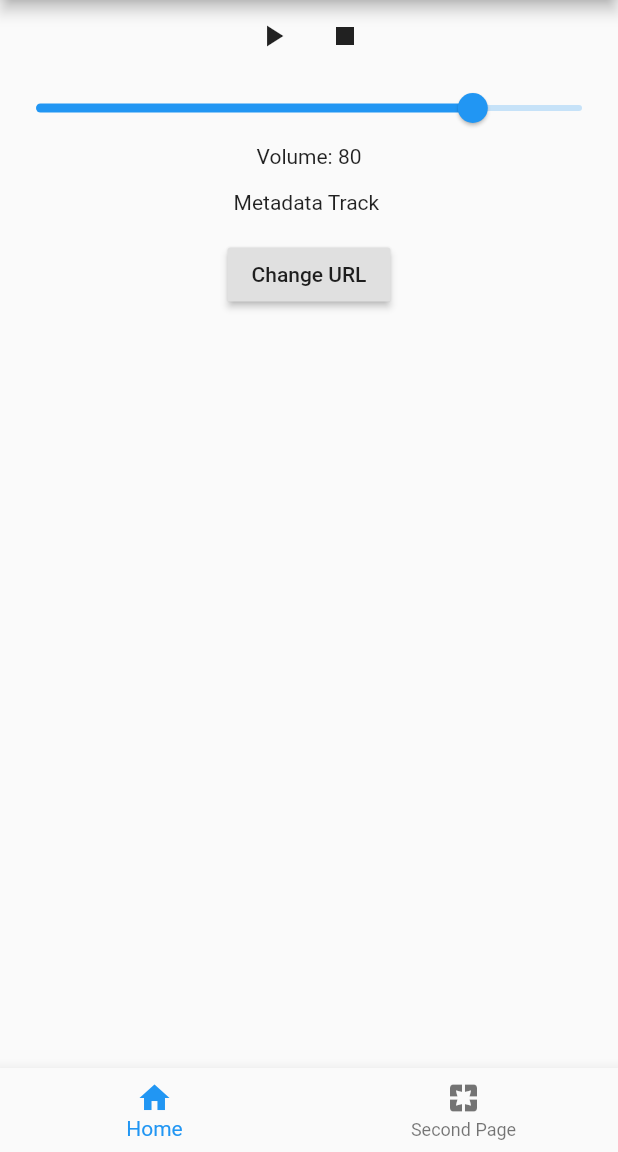
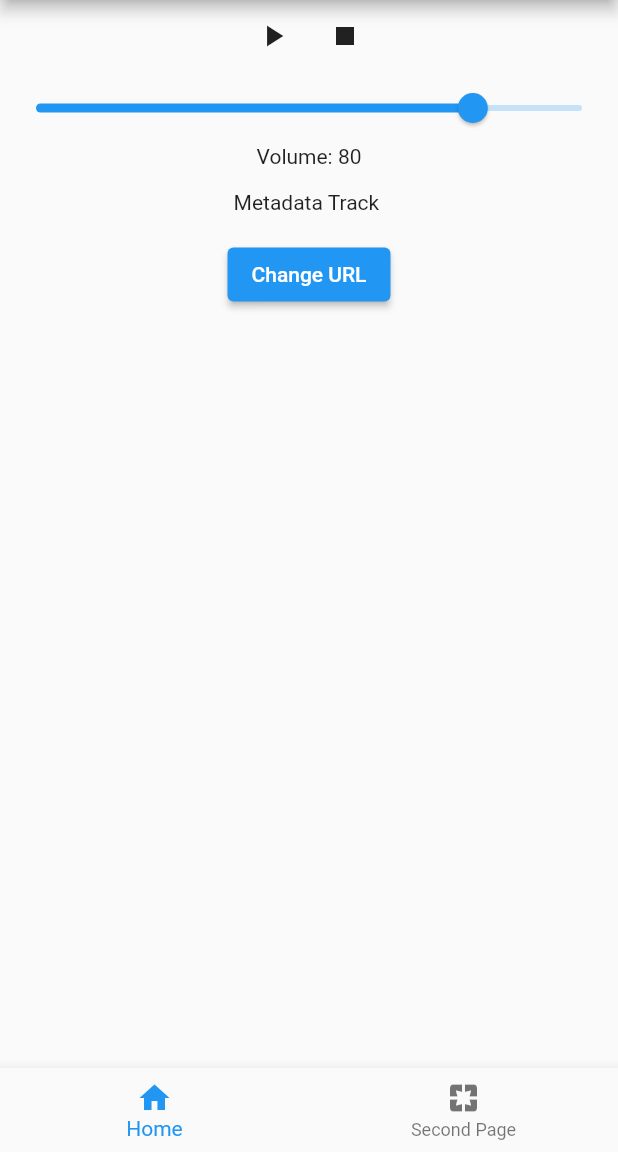
Before and after one commit to Sithira/FlutterRadioPlayer, a Flutter app: the screen it shows after launch, after a tap on "Change URL", on a phone screen of 412 x 824 dp, the part 84-1236 px from its top. Run offline on Flutter 3.47's test engine with Material 2 defaults, Android fonts, the light colour scheme and no system bars.

Commit message:
Feat: Updating to null safety

```diff
--- a/example/lib/main.dart
+++ b/example/lib/main.dart
@@ -3,14 +3,11 @@ import 'dart:async';
 import 'package:flutter/material.dart';
 import 'package:flutter/services.dart';
 import 'package:flutter_radio_player/flutter_radio_player.dart';
-import 'package:flutter_radio_player_example/test_page.dart';
 
 void main() => runApp(MyApp());
 
 class MyApp extends StatefulWidget {
-  var playerState = FlutterRadioPlayer.flutter_radio_paused;
-
-  var volume = 0.8;
+  final playerState = FlutterRadioPlayer.flutter_radio_paused;
 
   @override
   _MyAppState createState() => _MyAppState();
@@ -18,10 +15,7 @@ class MyApp extends StatefulWidget {
 
 class _MyAppState extends State<MyApp> {
   int _currentIndex = 0;
-  final List<Widget> _children = [
-    new MyApp(),
-  ];
-
+  double volume = 0.8;
   FlutterRadioPlayer _flutterRadioPlayer = new FlutterRadioPlayer();
 
   @override
@@ -33,7 +27,11 @@ class _MyAppState extends State<MyApp> {
   Future<void> initRadioService() async {
     try {
       await _flutterRadioPlayer.init(
-          "Flutter Radio Example", "Live", "http://perseus.shoutca.st:9899/stream?type=http&nocache=1906", "false");
+        "Flutter Radio Example",
+        "Live",
+        "http://perseus.shoutca.st:9899/stream?type=http&nocache=1906",
+        "false",
+      );
     } on PlatformException {
       print("Exception occurred while trying to register the services.");
     }
@@ -58,20 +56,24 @@ class _MyAppState extends State<MyApp> {
                   print("object data: " + returnData);
                   switch (returnData) {
                     case FlutterRadioPlayer.flutter_radio_stopped:
-                        return RaisedButton(
+                      return ElevatedButton(
+                        style: ElevatedButton.styleFrom(),
                         child: Text("Start listening now"),
                         onPressed: () async {
                           await initRadioService();
-                            });
+                        },
+                      );
                       break;
                     case FlutterRadioPlayer.flutter_radio_loading:
                       return Text("Loading stream...");
                     case FlutterRadioPlayer.flutter_radio_error:
-                        return RaisedButton(
+                      return ElevatedButton(
+                        style: ElevatedButton.styleFrom(),
                         child: Text("Retry ?"),
                         onPressed: () async {
                           await initRadioService();
-                            });
+                        },
+                      );
                       break;
                     default:
                       return Row(
@@ -85,28 +87,36 @@ class _MyAppState extends State<MyApp> {
                               await _flutterRadioPlayer.playOrPause();
                             },
                             icon: snapshot.data ==
-                                          FlutterRadioPlayer
-                                              .flutter_radio_playing
+                                    FlutterRadioPlayer.flutter_radio_playing
                                 ? Icon(Icons.pause)
-                                      : Icon(Icons.play_arrow)),
+                                : Icon(Icons.play_arrow),
+                          ),
                           IconButton(
                             onPressed: () async {
                               await _flutterRadioPlayer.stop();
                             },
-                                  icon: Icon(Icons.stop))
-                            ]);
+                            icon: Icon(Icons.stop),
+                          )
+                        ],
+                      );
                       break;
                   }
-                  }),
+                },
+              ),
               Slider(
-                  value: widget.volume,
+                value: volume,
                 min: 0,
                 max: 1.0,
-                  onChanged: (value) => setState(() {
-                        widget.volume = value;
-                        _flutterRadioPlayer.setVolume(widget.volume);
-                      })),
-              Text("Volume: " + (widget.volume * 100).toStringAsFixed(0)),
+                onChanged: (value) => setState(
+                  () {
+                    volume = value;
+                    _flutterRadioPlayer.setVolume(volume);
+                  },
+                ),
+              ),
+              Text(
+                "Volume: " + (volume * 100).toStringAsFixed(0),
+              ),
               SizedBox(
                 height: 15,
               ),
@@ -116,10 +126,18 @@ class _MyAppState extends State<MyApp> {
                 stream: _flutterRadioPlayer.metaDataStream,
                 builder: (context, snapshot) {
                   return Text(snapshot.data);
-                  }),
-              RaisedButton(child: Text("Change URL"), onPressed: () async {
-                _flutterRadioPlayer.setUrl("http://209.133.216.3:7018/;stream.mp3", "false");
-              })
+                },
+              ),
+              ElevatedButton(
+                style: ElevatedButton.styleFrom(),
+                child: Text("Change URL"),
+                onPressed: () async {
+                  _flutterRadioPlayer.setUrl(
+                    "http://209.133.216.3:7018/;stream.mp3",
+                    "false",
+                  );
+                },
+              )
             ],
           ),
         ),
@@ -132,10 +150,15 @@ class _MyAppState extends State<MyApp> {
           },
           items: [
             BottomNavigationBarItem(
-                  icon: new Icon(Icons.home), title: new Text('Home')),
+              icon: new Icon(Icons.home),
+              label: "Home",
+            ),
             BottomNavigationBarItem(
-                  icon: new Icon(Icons.pages), title: new Text('Second Page'))
-            ]),
+              icon: new Icon(Icons.pages),
+              label: "Second Page",
+            )
+          ],
+        ),
       ),
     );
   }
--- a/lib/flutter_radio_player.dart
+++ b/lib/flutter_radio_player.dart
@@ -20,11 +20,11 @@ class FlutterRadioPlayer {
   static const flutter_radio_error = "flutter_radio_error";
   static const flutter_radio_loading = "flutter_radio_loading";
 
-  static Stream<String> _isPlayingStream;
-  static Stream<String> _metaDataStream;
+  static Stream<String?>? _isPlayingStream;
+  static Stream<String?>? _metaDataStream;
 
   Future<void> init(String appName, String subTitle, String streamURL,
-      String playWhenReady, {Color primaryColor}) async {
+      String playWhenReady, {Color? primaryColor}) async {
     return await _channel.invokeMethod("initService", {
       "appName": appName,
       "subTitle": subTitle,
@@ -34,25 +34,25 @@ class FlutterRadioPlayer {
     });
   }
 
-  Future<bool> play() async {
+  Future<bool?> play() async {
     return await _channel.invokeMethod("play");
   }
 
-  Future<bool> pause() async {
+  Future<bool?> pause() async {
     return await _channel.invokeMethod("pause");
   }
 
-  Future<bool> playOrPause() async {
+  Future<bool?> playOrPause() async {
     print("Invoking platform method: playOrPause");
     return await _channel.invokeMethod("playOrPause");
   }
 
-  Future<bool> stop() async {
+  Future<bool?> stop() async {
     return await _channel.invokeMethod("stop");
   }
 
-  Future<bool> isPlaying() async {
-    bool isPlaying = await _channel.invokeMethod("isPlaying");
+  Future<bool?> isPlaying() async {
+    bool? isPlaying = await _channel.invokeMethod("isPlaying");
     return isPlaying;
   }
 
@@ -68,18 +68,18 @@ class FlutterRadioPlayer {
   }
 
   /// Get the player stream.
-  Stream<String> get isPlayingStream {
+  Stream<String?>? get isPlayingStream {
     if (_isPlayingStream == null) {
       _isPlayingStream =
-          _eventChannel.receiveBroadcastStream().map<String>((value) => value);
+          _eventChannel.receiveBroadcastStream().map<String?>((value) => value);
     }
     return _isPlayingStream;
   }
 
-  Stream<String> get metaDataStream {
+  Stream<String?>? get metaDataStream {
     if (_metaDataStream == null) {
       _metaDataStream =
-          _eventChannelMetaData.receiveBroadcastStream().map<String>((value) => value);
+          _eventChannelMetaData.receiveBroadcastStream().map<String?>((value) => value);
     }
 
     return _metaDataStream;
--- a/pubspec.yaml
+++ b/pubspec.yaml
@@ -4,7 +4,7 @@ version: 1.0.7
 homepage: https://github.com/Sithira/FlutterRadioPlayer
 
 environment:
-  sdk: ">=2.1.0 <3.0.0"
+  sdk: '>=2.12.0 <3.0.0'
   flutter: ">=1.12.0 <2.0.0"
 
 dependencies:
```
Also changed, not shown: 1 other file. Lines whose indentation alone changed are shown as unchanged.
